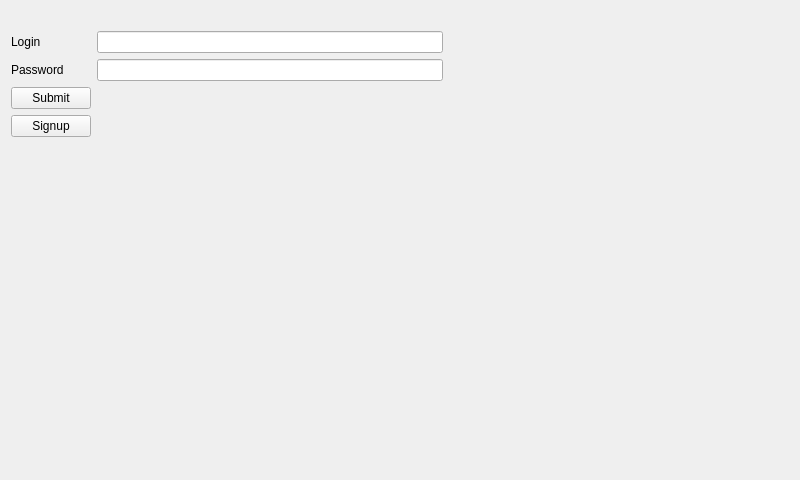
First picture: the form in client/src/LoginPage.ui, repository cpp-park-vk-education/2023_1_C--, before the edit.
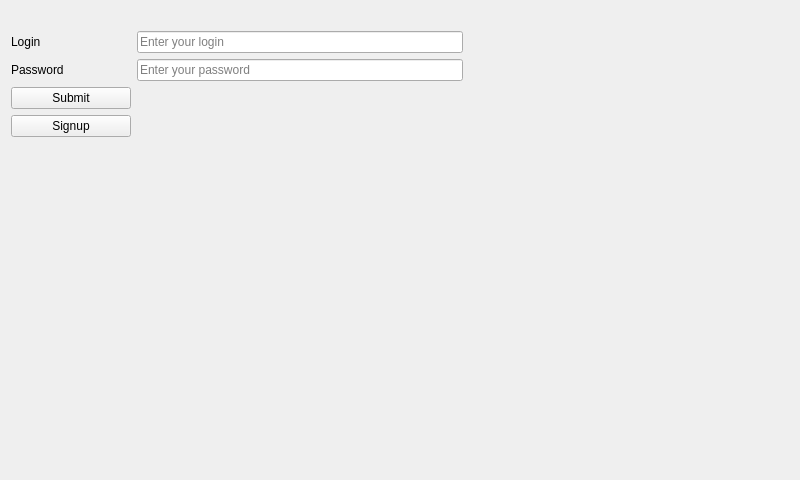
Second picture: the form after the edit.

What changed in the file:
```diff
--- a/client/src/LoginPage.ui
+++ b/client/src/LoginPage.ui
@@ -34,6 +34,12 @@
     <layout class="QGridLayout" name="gridLayout">
      <item row="2" column="0">
       <widget class="QPushButton" name="submitButton">
+       <property name="minimumSize">
+        <size>
+         <width>120</width>
+         <height>0</height>
+        </size>
+       </property>
        <property name="text">
         <string>Submit</string>
        </property>
@@ -47,7 +53,17 @@
       </widget>
      </item>
      <item row="1" column="1">
-      <widget class="QLineEdit" name="passwordLineEdit"/>
+      <widget class="QLineEdit" name="passwordLineEdit">
+       <property name="echoMode">
+        <enum>QLineEdit::Password</enum>
+       </property>
+       <property name="dragEnabled">
+        <bool>false</bool>
+       </property>
+       <property name="placeholderText">
+        <string>Enter your password</string>
+       </property>
+      </widget>
      </item>
      <item row="0" column="0">
       <widget class="QLabel" name="label">
@@ -64,7 +80,11 @@
       </widget>
      </item>
      <item row="0" column="1">
-      <widget class="QLineEdit" name="loginLineEdit"/>
+      <widget class="QLineEdit" name="loginLineEdit">
+       <property name="placeholderText">
+        <string>Enter your login</string>
+       </property>
+      </widget>
      </item>
      <item row="0" column="2">
       <spacer name="horizontalSpacer">
```
